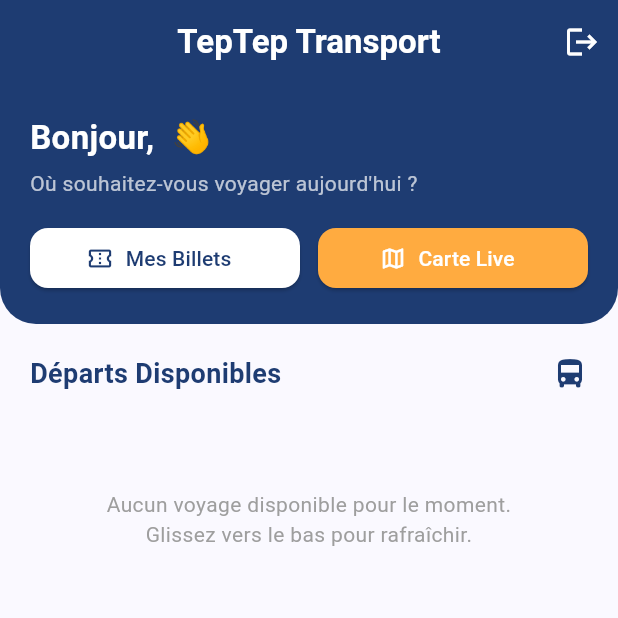
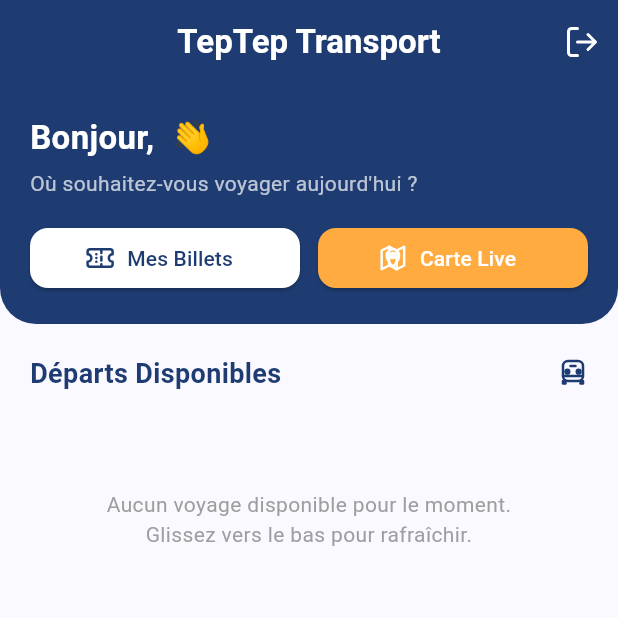
Before and after one commit to eljimalickseye/TEP_FRONT, a Flutter app: the ClientHomeScreen screen opened directly, on a phone screen of 412 x 824 dp, the top half of it. Run offline on Flutter 3.47's test engine with Material 3 defaults, Android fonts, the phone set to English and light mode, and no system bars; our stand-ins replace flutter_map, flutter_svg, geolocator, latlong2, qr_flutter, shared_preferences; accounts and stored records are empty; network calls fail.

Commit message:
Integrate premium SVG icons with flutter_svg

```diff
--- a/lib/screens/client/client_home_screen.dart
+++ b/lib/screens/client/client_home_screen.dart
@@ -6,6 +6,7 @@ import '../login_screen.dart';
 import 'ticket_selection_screen.dart';
 import 'my_tickets_screen.dart';
 import 'live_tracking_screen.dart';
+import 'package:flutter_svg/flutter_svg.dart';
 
 class ClientHomeScreen extends StatefulWidget {
   const ClientHomeScreen({super.key});
@@ -37,7 +38,12 @@ class _ClientHomeScreenState extends State<ClientHomeScreen> {
         backgroundColor: const Color(0xFF1E3C72),
         actions: [
           IconButton(
-            icon: const Icon(Icons.logout, color: Colors.white),
+            icon: SvgPicture.asset(
+              'assets/icons/logout.svg',
+              colorFilter: const ColorFilter.mode(Colors.white, BlendMode.srcIn),
+              width: 24,
+              height: 24,
+            ),
             onPressed: () async {
               await auth.logout();
               if (mounted) {
@@ -97,7 +103,12 @@ class _ClientHomeScreenState extends State<ClientHomeScreen> {
                               ),
                             );
                           },
-                          icon: const Icon(Icons.confirmation_num_outlined),
+                           icon: SvgPicture.asset(
+                            'assets/icons/ticket.svg',
+                            colorFilter: const ColorFilter.mode(Color(0xFF1E3C72), BlendMode.srcIn),
+                            width: 20,
+                            height: 20,
+                          ),
                           label: const Text('Mes Billets'),
                           style: ElevatedButton.styleFrom(
                             backgroundColor: Colors.white,
@@ -118,7 +129,12 @@ class _ClientHomeScreenState extends State<ClientHomeScreen> {
                               ),
                             );
                           },
-                          icon: const Icon(Icons.map_outlined),
+                           icon: SvgPicture.asset(
+                            'assets/icons/map.svg',
+                            colorFilter: const ColorFilter.mode(Colors.white, BlendMode.srcIn),
+                            width: 20,
+                            height: 20,
+                          ),
                           label: const Text('Carte Live'),
                           style: ElevatedButton.styleFrom(
                             backgroundColor: Colors.orangeAccent,
@@ -135,12 +151,12 @@ class _ClientHomeScreenState extends State<ClientHomeScreen> {
               ),
             ),
 
-            const Padding(
-              padding: EdgeInsets.only(left: 20.0, top: 20.0, right: 20.0),
+            Padding(
+              padding: const EdgeInsets.only(left: 20.0, top: 20.0, right: 20.0),
               child: Row(
                 mainAxisAlignment: MainAxisAlignment.spaceBetween,
                 children: [
-                  Text(
+                  const Text(
                     'Départs Disponibles',
                     style: TextStyle(
                       fontSize: 18,
@@ -148,7 +164,12 @@ class _ClientHomeScreenState extends State<ClientHomeScreen> {
                       color: Color(0xFF1E3C72),
                     ),
                   ),
-                  Icon(Icons.directions_bus, color: Color(0xFF1E3C72)),
+                  SvgPicture.asset(
+                    'assets/icons/bus.svg',
+                    colorFilter: const ColorFilter.mode(Color(0xFF1E3C72), BlendMode.srcIn),
+                    width: 20,
+                    height: 20,
+                  ),
                 ],
               ),
             ),
```
Also changed, not shown: lib/screens/admin/admin_dashboard_screen.dart (+21 -5 lines), lib/screens/client/my_tickets_screen.dart (+7 -1 lines), lib/screens/client/ticket_selection_screen.dart (+19 -9 lines), lib/screens/driver/driver_trip_screen.dart (+29 -8 lines), lib/screens/driver/ticket_scanner_screen.dart (+6 -4 lines), pubspec.yaml (+3 -4 lines), assets/icons/bus.svg (added), assets/icons/logout.svg (added), assets/icons/map.svg (added), assets/icons/profile.svg (added), assets/icons/scanner.svg (added), assets/icons/seat.svg (added), assets/icons/settings.svg (added), assets/icons/ticket.svg (added), 1 more files.
